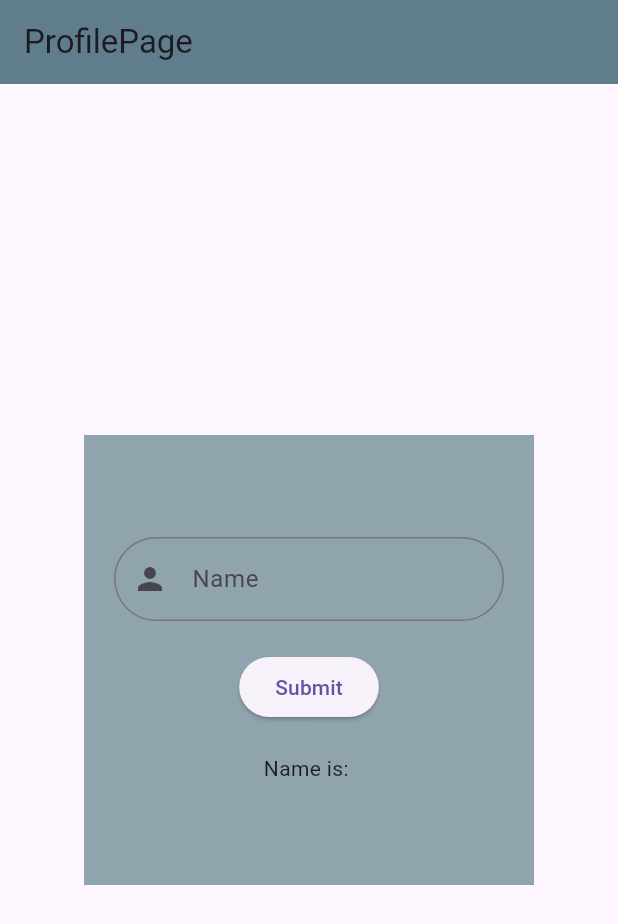
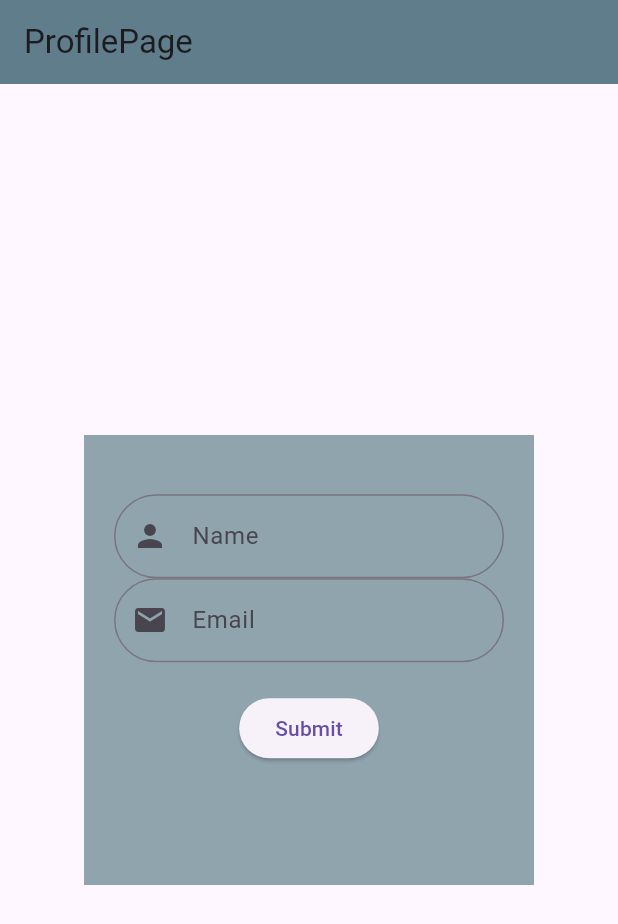
Before and after one commit to jaahaan/CSE-3212_Project_62B, a Flutter app: the screen it shows after launch, on a phone screen of 412 x 824 dp. Shown: the top 924 px of the screen. Run offline on Flutter 3.47's test engine with Material 3 defaults, Android fonts, the phone set to English and light mode, and no system bars.

Commit message:
Reuseable Widget

```diff
--- a/lib/profile_page.dart
+++ b/lib/profile_page.dart
@@ -1,4 +1,5 @@
 import 'package:flutter/material.dart';
+import 'package:project_62b/widgets/input_field.dart';
 
 class ProfilePage extends StatefulWidget {
   const ProfilePage({super.key});
@@ -9,6 +10,8 @@ class ProfilePage extends StatefulWidget {
 
 class _ProfilePageState extends State<ProfilePage> {
   TextEditingController nameController = TextEditingController();
+  TextEditingController emailController = TextEditingController();
+
   String name = "";
   @override
   Widget build(BuildContext context) {
@@ -26,29 +29,32 @@ class _ProfilePageState extends State<ProfilePage> {
           child: Column(
             mainAxisAlignment: MainAxisAlignment.center,
             children: [
-              TextFormField(
+              InputField(
                 controller: nameController,
                 keyboardType: TextInputType.text,
-                // obscureText: true,
-                decoration: InputDecoration(
-                  labelText: "Name",
-                  hintText: "Enter Name",
-                  prefixIcon: Icon(Icons.person),
-                  border: OutlineInputBorder(
-                    borderRadius: BorderRadius.all(Radius.circular(50)),
-                  ),
-                ),
+                label: "Name",
+                hint: "Enter Name",
+                icon: Icons.person,
+              ),
+
+              InputField(
+                controller: emailController,
+                keyboardType: TextInputType.visiblePassword,
+                label: "Email",
+                hint: "Enter Email",
+                icon: Icons.email,
               ),
               SizedBox(height: 20),
               ElevatedButton(
                 onPressed: () {
-                  name = nameController.text;
+                  name = "Name is: ${nameController.text}";
                   setState(() {});
                 },
                 child: Text("Submit"),
               ),
               SizedBox(height: 20),
-              Text("Name is: $name"),
+
+              Text(name),
             ],
           ),
         ),
--- /dev/null
+++ b/lib/widgets/input_field.dart
@@ -0,0 +1,30 @@
+import 'package:flutter/material.dart';
+
+class InputField extends StatelessWidget {
+  final controller, keyboardType, label, hint, icon;
+  const InputField({
+    super.key,
+    required this.controller,
+    required this.keyboardType,
+    required this.label,
+    required this.hint,
+    required this.icon,
+  });
+
+  @override
+  Widget build(BuildContext context) {
+    return TextFormField(
+      controller: controller,
+      keyboardType: keyboardType,
+      obscureText: keyboardType == TextInputType.visiblePassword ? true : false,
+      decoration: InputDecoration(
+        labelText: label,
+        hintText: hint,
+        prefixIcon: Icon(icon),
+        border: OutlineInputBorder(
+          borderRadius: BorderRadius.all(Radius.circular(50)),
+        ),
+      ),
+    );
+  }
+}
```
